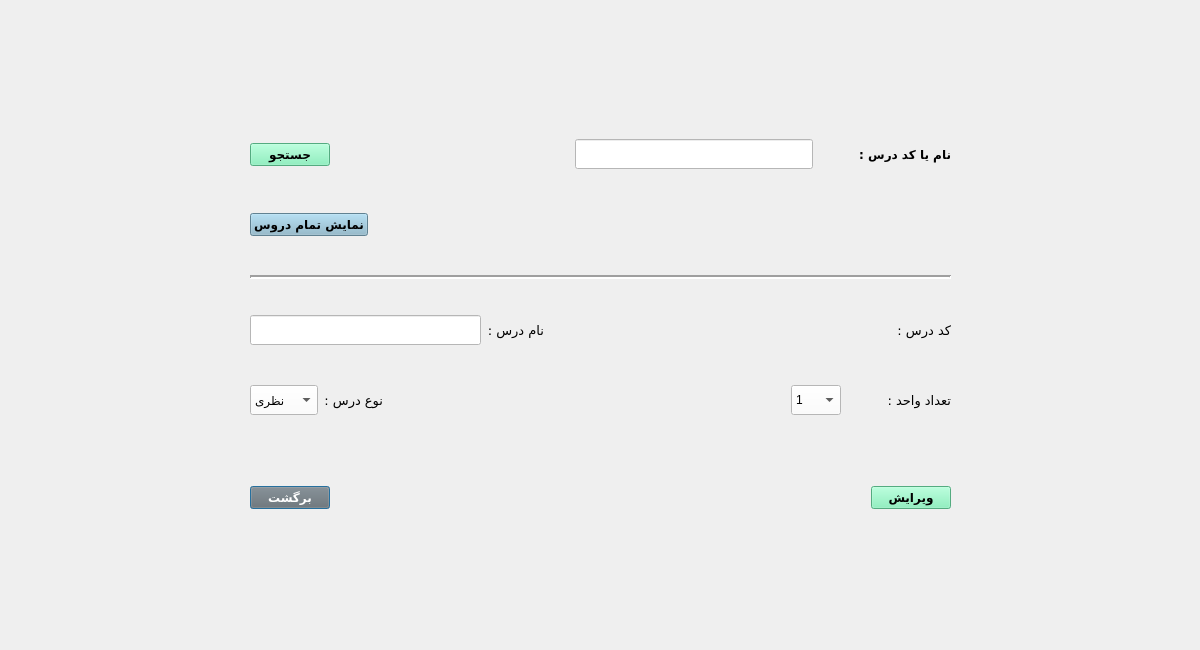
Qt form editlessondialog.ui (AliRn76/Student-Portal) before a commit.
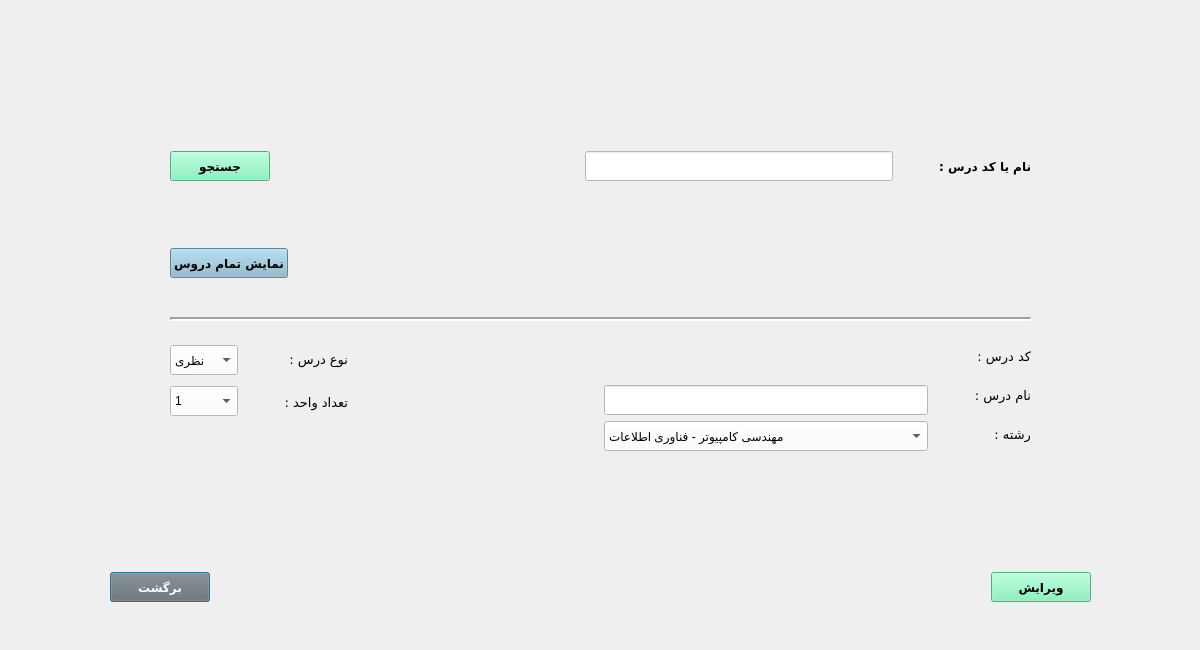
The same form after that commit.

What changed in the file:
```diff
--- a/editlessondialog.ui
+++ b/editlessondialog.ui
@@ -16,15 +16,21 @@
   <widget class="QWidget" name="layoutWidget_2">
    <property name="geometry">
     <rect>
-     <x>250</x>
-     <y>480</y>
-     <width>701</width>
+     <x>110</x>
+     <y>570</y>
+     <width>981</width>
      <height>35</height>
     </rect>
    </property>
    <layout class="QHBoxLayout" name="horizontalLayout_5">
     <item>
      <widget class="QPushButton" name="pushButton_back">
+      <property name="minimumSize">
+       <size>
+        <width>100</width>
+        <height>30</height>
+       </size>
+      </property>
       <property name="font">
        <font>
         <family>B Nazanin</family>
@@ -55,34 +61,14 @@
       </property>
      </spacer>
     </item>
-    <item>
-     <spacer name="horizontalSpacer_6">
-      <property name="orientation">
-       <enum>Qt::Horizontal</enum>
-      </property>
-      <property name="sizeHint" stdset="0">
-       <size>
-        <width>40</width>
-        <height>20</height>
-       </size>
-      </property>
-     </spacer>
-    </item>
-    <item>
-     <spacer name="horizontalSpacer_7">
-      <property name="orientation">
-       <enum>Qt::Horizontal</enum>
-      </property>
-      <property name="sizeHint" stdset="0">
-       <size>
-        <width>40</width>
-        <height>20</height>
-       </size>
-      </property>
-     </spacer>
-    </item>
     <item>
      <widget class="QPushButton" name="pushButton_apply">
+      <property name="minimumSize">
+       <size>
+        <width>100</width>
+        <height>30</height>
+       </size>
+      </property>
       <property name="font">
        <font>
         <family>B Nazanin</family>
@@ -101,20 +87,26 @@
     </item>
    </layout>
   </widget>
-  <widget class="QWidget" name="layoutWidget">
+  <widget class="QWidget" name="">
    <property name="geometry">
     <rect>
-     <x>250</x>
-     <y>122</y>
-     <width>701</width>
-     <height>311</height>
+     <x>170</x>
+     <y>110</y>
+     <width>861</width>
+     <height>341</height>
     </rect>
    </property>
-   <layout class="QVBoxLayout" name="verticalLayout">
+   <layout class="QVBoxLayout" name="verticalLayout_7">
     <item>
      <layout class="QHBoxLayout" name="horizontalLayout">
       <item>
        <widget class="QPushButton" name="pushButton_search">
+        <property name="minimumSize">
+         <size>
+          <width>100</width>
+          <height>30</height>
+         </size>
+        </property>
         <property name="font">
          <font>
           <family>B Nazanin</family>
@@ -207,6 +199,12 @@
      <layout class="QHBoxLayout" name="horizontalLayout_2">
       <item>
        <widget class="QPushButton" name="pushButton_showLesson">
+        <property name="minimumSize">
+         <size>
+          <width>100</width>
+          <height>30</height>
+         </size>
+        </property>
         <property name="font">
          <font>
           <family>B Nazanin</family>
@@ -274,40 +272,152 @@
      </widget>
     </item>
     <item>
-     <layout class="QHBoxLayout" name="horizontalLayout_8">
+     <layout class="QHBoxLayout" name="horizontalLayout_4">
       <item>
-       <layout class="QHBoxLayout" name="horizontalLayout_7">
+       <layout class="QVBoxLayout" name="verticalLayout_6">
         <item>
-         <widget class="QLineEdit" name="lineEdit_lessonName">
-          <property name="minimumSize">
+         <layout class="QHBoxLayout" name="horizontalLayout_6">
+          <item>
+           <layout class="QVBoxLayout" name="verticalLayout_3">
+            <item>
+             <widget class="QComboBox" name="comboBox_type">
+              <property name="minimumSize">
+               <size>
+                <width>0</width>
+                <height>30</height>
+               </size>
+              </property>
+              <property name="styleSheet">
+               <string notr="true">background-color: white</string>
+              </property>
+              <item>
+               <property name="text">
+                <string>نظری</string>
+               </property>
+              </item>
+              <item>
+               <property name="text">
+                <string>عمومی</string>
+               </property>
+              </item>
+              <item>
+               <property name="text">
+                <string>عملی</string>
+               </property>
+              </item>
+             </widget>
+            </item>
+            <item>
+             <widget class="QComboBox" name="comboBox_tedadVahed">
+              <property name="minimumSize">
+               <size>
+                <width>50</width>
+                <height>30</height>
+               </size>
+              </property>
+              <property name="font">
+               <font>
+                <pointsize>9</pointsize>
+               </font>
+              </property>
+              <property name="styleSheet">
+               <string notr="true">background-color:rgb(255, 255, 255)</string>
+              </property>
+              <item>
+               <property name="text">
+                <string>1</string>
+               </property>
+              </item>
+              <item>
+               <property name="text">
+                <string>2</string>
+               </property>
+              </item>
+              <item>
+               <property name="text">
+                <string>3</string>
+               </property>
+              </item>
+              <item>
+               <property name="text">
+                <string>4</string>
+               </property>
+              </item>
+             </widget>
+            </item>
+           </layout>
+          </item>
+          <item>
+           <layout class="QVBoxLayout" name="verticalLayout_2">
+            <item>
+             <spacer name="horizontalSpacer_10">
+              <property name="orientation">
+               <enum>Qt::Horizontal</enum>
+              </property>
+              <property name="sizeType">
+               <enum>QSizePolicy::Minimum</enum>
+              </property>
+              <property name="sizeHint" stdset="0">
+               <size>
+                <width>40</width>
+                <height>20</height>
+               </size>
+              </property>
+             </spacer>
+            </item>
+           </layout>
+          </item>
+          <item>
+           <layout class="QVBoxLayout" name="verticalLayout">
+            <item>
+             <widget class="QLabel" name="label_type">
+              <property name="font">
+               <font>
+                <family>B Koodak</family>
+                <pointsize>10</pointsize>
+                <weight>50</weight>
+                <bold>false</bold>
+               </font>
+              </property>
+              <property name="text">
+               <string>نوع درس :</string>
+              </property>
+             </widget>
+            </item>
+            <item>
+             <widget class="QLabel" name="label_tedadVahed">
+              <property name="font">
+               <font>
+                <family>B Koodak</family>
+                <pointsize>10</pointsize>
+                <weight>50</weight>
+                <bold>false</bold>
+               </font>
+              </property>
+              <property name="text">
+               <string>تعداد واحد :</string>
+              </property>
+             </widget>
+            </item>
+           </layout>
+          </item>
+         </layout>
+        </item>
+        <item>
+         <spacer name="verticalSpacer">
+          <property name="orientation">
+           <enum>Qt::Vertical</enum>
+          </property>
+          <property name="sizeType">
+           <enum>QSizePolicy::Minimum</enum>
+          </property>
+          <property name="sizeHint" stdset="0">
            <size>
-            <width>0</width>
+            <width>20</width>
             <height>30</height>
            </size>
           </property>
-          <property name="font">
-           <font>
-            <pointsize>9</pointsize>
-           </font>
-          </property>
-          <property name="styleSheet">
-           <string notr="true">background-color:white
-</string>
-          </property>
-         </widget>
-        </item>
-        <item>
-         <widget class="QLabel" name="label_lessonName">
-          <property name="font">
-           <font>
-            <family>B Koodak</family>
-            <pointsize>10</pointsize>
-           </font>
-          </property>
-          <property name="text">
-           <string>نام درس :</string>
-          </property>
-         </widget>
+         </spacer>
         </item>
        </layout>
       </item>
@@ -316,9 +426,12 @@
         <property name="orientation">
          <enum>Qt::Horizontal</enum>
         </property>
+        <property name="sizeType">
+         <enum>QSizePolicy::Minimum</enum>
+        </property>
         <property name="sizeHint" stdset="0">
          <size>
-          <width>40</width>
+          <width>250</width>
           <height>20</height>
          </size>
         </property>
@@ -327,16 +440,121 @@
       <item>
        <layout class="QHBoxLayout" name="horizontalLayout_3">
         <item>
-         <widget class="QLabel" name="label_lessonCode">
-          <property name="font">
-           <font>
-            <pointsize>9</pointsize>
-           </font>
-          </property>
-          <property name="text">
-           <string/>
-          </property>
-         </widget>
+         <layout class="QVBoxLayout" name="verticalLayout_5">
+          <item>
+           <widget class="QLabel" name="label_lessonCode">
+            <property name="font">
+             <font>
+              <pointsize>9</pointsize>
+             </font>
+            </property>
+            <property name="text">
+             <string/>
+            </property>
+           </widget>
+          </item>
+          <item>
+           <widget class="QLineEdit" name="lineEdit_lessonName">
+            <property name="minimumSize">
+             <size>
+              <width>0</width>
+              <height>30</height>
+             </size>
+            </property>
+            <property name="font">
+             <font>
+              <pointsize>9</pointsize>
+             </font>
+            </property>
+            <property name="styleSheet">
+             <string notr="true">background-color:white
+</string>
+            </property>
+           </widget>
+          </item>
+          <item>
+           <widget class="QComboBox" name="comboBox_field">
+            <property name="minimumSize">
+             <size>
+              <width>100</width>
+              <height>30</height>
+             </size>
+            </property>
+            <property name="font">
+             <font>
+              <pointsize>9</pointsize>
+             </font>
+            </property>
+            <property name="styleSheet">
+             <string notr="true">background-color: white</string>
+            </property>
+            <property name="currentText">
+             <string>مهندسی کامپیوتر - فناوری اطلاعات</string>
+            </property>
+            <property name="currentIndex">
+             <number>0</number>
+            </property>
+            <property name="maxVisibleItems">
+             <number>20</number>
+            </property>
+            <item>
+             <property name="text">
+              <string>مهندسی کامپیوتر - فناوری اطلاعات</string>
+             </property>
+            </item>
+            <item>
+             <property name="text">
+              <string>مهندسی کامپیوتر - نرم افزار</string>
+             </property>
+            </item>
+            <item>
+             <property name="text">
+              <string>مهندسی عمران</string>
+             </property>
+            </item>
+            <item>
+             <property name="text">
+              <string>مهندسی صنایع</string>
+             </property>
+            </item>
+            <item>
+             <property name="text">
+              <string>مهندسی مکانیک</string>
+             </property>
+            </item>
+            <item>
+             <property name="text">
+              <string>مهندسی معماری</string>
+             </property>
+            </item>
+            <item>
+             <property name="text">
+              <string>مهندسی پزشکی</string>
+             </property>
+            </item>
+            <item>
+             <property name="text">
+              <string>مهندسی شیمی</string>
+             </property>
+            </item>
+            <item>
+             <property name="text">
+              <string>مهندسی مخابرات</string>
+             </property>
+            </item>
+            <item>
+             <property name="text">
+              <string>مهندسی مواد</string>
+             </property>
+            </item>
+            <item>
+             <property name="text">
+              <string>مهندسی هوافضا</string>
+             </property>
+            </item>
+           </widget>
+          </item>
+         </layout>
         </item>
         <item>
          <spacer name="horizontalSpacer_9">
@@ -355,156 +573,49 @@
          </spacer>
         </item>
         <item>
-         <widget class="QLabel" name="label_2">
-          <property name="font">
-           <font>
-            <family>B Koodak</family>
-            <pointsize>10</pointsize>
-            <weight>50</weight>
-            <bold>false</bold>
-           </font>
-          </property>
-          <property name="text">
-           <string>کد درس :</string>
-          </property>
-         </widget>
-        </item>
-       </layout>
-      </item>
-     </layout>
-    </item>
-    <item>
-     <layout class="QHBoxLayout" name="horizontalLayout_9">
-      <item>
-       <layout class="QHBoxLayout" name="horizontalLayout_6">
-        <item>
-         <widget class="QComboBox" name="comboBox_type">
-          <property name="minimumSize">
-           <size>
-            <width>0</width>
-            <height>30</height>
-           </size>
-          </property>
-          <property name="styleSheet">
-           <string notr="true">background-color: white</string>
-          </property>
+         <layout class="QVBoxLayout" name="verticalLayout_4">
           <item>
-           <property name="text">
-            <string>نظری</string>
-           </property>
+           <widget class="QLabel" name="label_2">
+            <property name="font">
+             <font>
+              <family>B Koodak</family>
+              <pointsize>10</pointsize>
+              <weight>50</weight>
+              <bold>false</bold>
+             </font>
+            </property>
+            <property name="text">
+             <string>کد درس :</string>
+            </property>
+           </widget>
           </item>
           <item>
-           <property name="text">
-            <string>عمومی</string>
-           </property>
+           <widget class="QLabel" name="label_lessonName">
+            <property name="font">
+             <font>
+              <family>B Koodak</family>
+              <pointsize>10</pointsize>
+             </font>
+            </property>
+            <property name="text">
+             <string>نام درس :</string>
+            </property>
+           </widget>
           </item>
           <item>
-           <property name="text">
-            <string>عملی</string>
-           </property>
+           <widget class="QLabel" name="label_lessonName_2">
+            <property name="font">
+             <font>
+              <family>B Koodak</family>
+              <pointsize>10</pointsize>
+             </font>
+            </property>
+            <property name="text">
+             <string>رشته :</string>
+            </property>
+           </widget>
           </item>
-         </widget>
-        </item>
-        <item>
-         <widget class="QLabel" name="label_type">
-          <property name="font">
-           <font>
-            <family>B Koodak</family>
-            <pointsize>10</pointsize>
-            <weight>50</weight>
-            <bold>false</bold>
-           </font>
-          </property>
-          <property name="text">
-           <string>نوع درس :</string>
-          </property>
-         </widget>
-        </item>
-       </layout>
-      </item>
-      <item>
-       <spacer name="horizontalSpacer_4">
-        <property name="orientation">
-         <enum>Qt::Horizontal</enum>
-        </property>
-        <property name="sizeHint" stdset="0">
-         <size>
-          <width>48</width>
-          <height>20</height>
-         </size>
-        </property>
-       </spacer>
-      </item>
-      <item>
-       <layout class="QHBoxLayout" name="horizontalLayout_4">
-        <item>
-         <widget class="QComboBox" name="comboBox_tedadVahed">
-          <property name="minimumSize">
-           <size>
-            <width>50</width>
-            <height>30</height>
-           </size>
-          </property>
-          <property name="font">
-           <font>
-            <pointsize>9</pointsize>
-           </font>
-          </property>
-          <property name="styleSheet">
-           <string notr="true">background-color:rgb(255, 255, 255)</string>
-          </property>
-          <item>
-           <property name="text">
-            <string>1</string>
-           </property>
-          </item>
-          <item>
-           <property name="text">
-            <string>2</string>
-           </property>
-          </item>
-          <item>
-           <property name="text">
-            <string>3</string>
-           </property>
-          </item>
-          <item>
-           <property name="text">
-            <string>4</string>
-           </property>
-          </item>
-         </widget>
-        </item>
-        <item>
-         <spacer name="horizontalSpacer_10">
-          <property name="orientation">
-           <enum>Qt::Horizontal</enum>
-          </property>
-          <property name="sizeType">
-           <enum>QSizePolicy::Minimum</enum>
-          </property>
-          <property name="sizeHint" stdset="0">
-           <size>
-            <width>40</width>
-            <height>20</height>
-           </size>
-          </property>
-         </spacer>
-        </item>
-        <item>
-         <widget class="QLabel" name="label_tedadVahed">
-          <property name="font">
-           <font>
-            <family>B Koodak</family>
-            <pointsize>10</pointsize>
-            <weight>50</weight>
-            <bold>false</bold>
-           </font>
-          </property>
-          <property name="text">
-           <string>تعداد واحد :</string>
-          </property>
-         </widget>
+         </layout>
         </item>
        </layout>
       </item>
```
Left out of the diff: 4 changed lines with no effect on the pictures.
